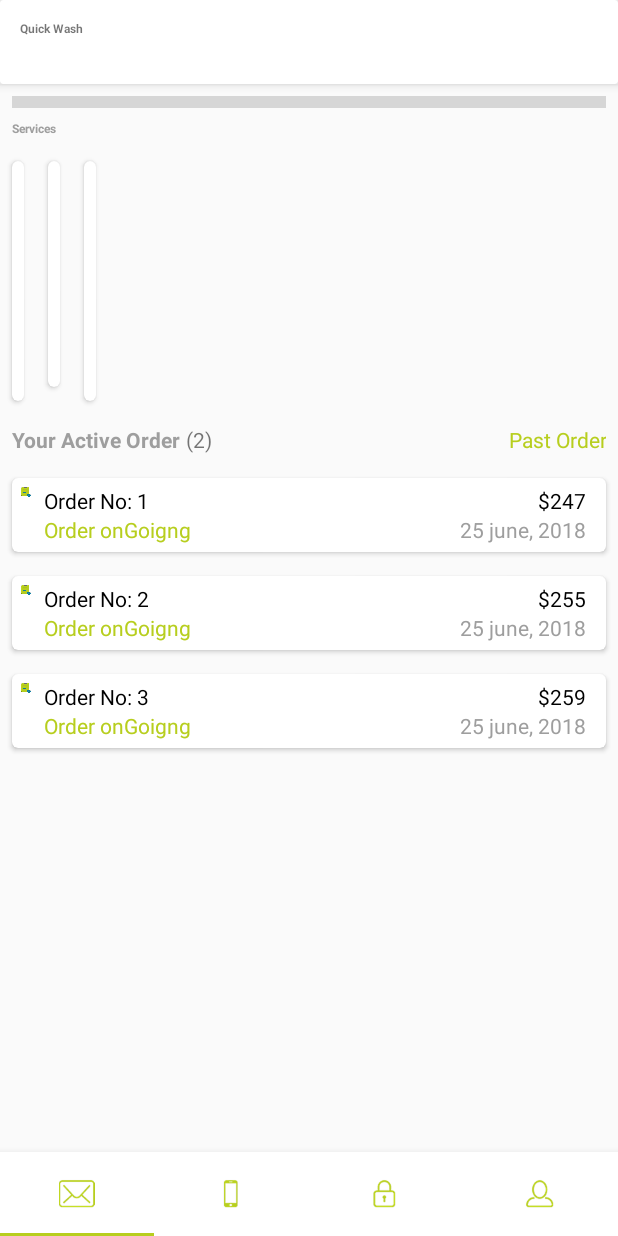
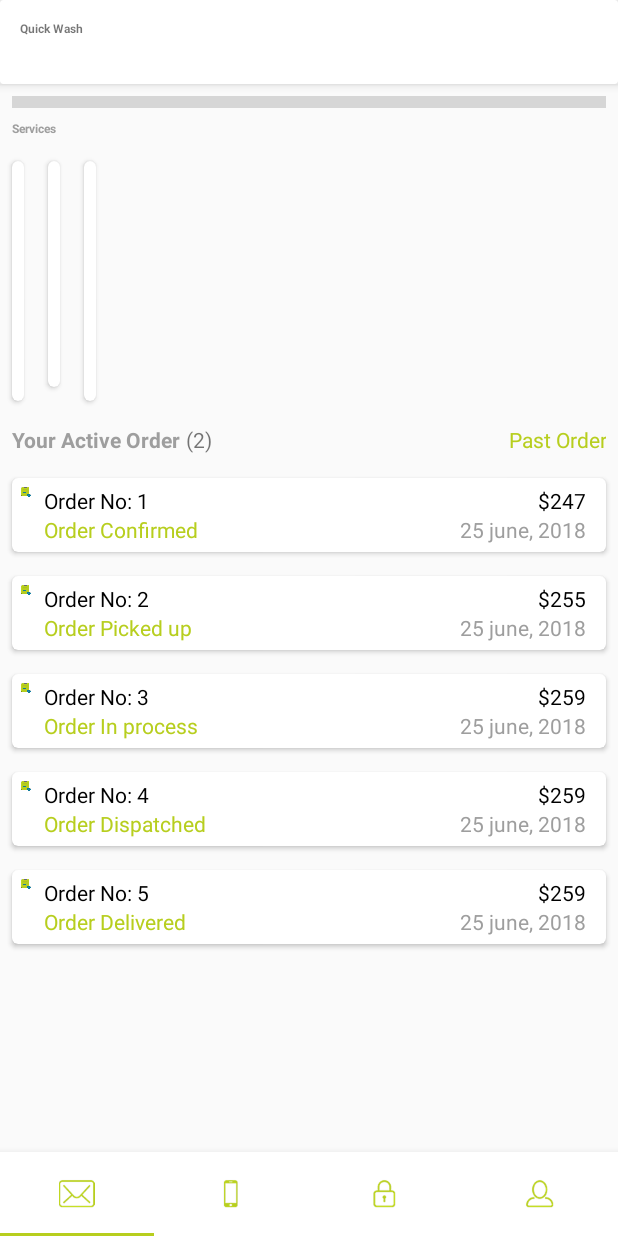
Before and after one commit to rimonrpallan3/Laundary, an Android app: the HomePage screen opened directly, with no data from a screen before it, on a phone screen of 412 x 824 dp. Run offline under Robolectric (Android 15) with nearby library versions, the phone set to English and light mode, and no system bars; our stand-ins replace Picasso; libraries missing offline, so code that uses them is left out: com.viewpagerindicator, com.yarolegovich.discretescrollview; plain views replace CirclePageIndicator, SliderLayout; pictures from the network do not load; 4 statements that could not run were skipped; grey boxes are pictures that could not be loaded.

Commit message:
orderList cahge

```diff
--- a/app/src/main/java/com/voyager/laundry/fragment/homepage/HomePage.java
+++ b/app/src/main/java/com/voyager/laundry/fragment/homepage/HomePage.java
@@ -127,15 +127,21 @@ public class HomePage extends Fragment implements
 
     private void populateOrderList(){
         OrderList firstOrder = new OrderList("https://www.gstatic.com/webp/gallery/4.sm.jpg",
-                1,"onGoigng" ,
+                1,"Confirmed" ,
                 "247","25 june, 2018",R.drawable.order_confirmed);
         OrderList secondOrder = new OrderList("https://www.gstatic.com/webp/gallery/4.sm.jpg",
-                2,"onGoigng" ,"255","25 june, 2018",R.drawable.order_confirmed);
+                2,"Picked up" ,"255","25 june, 2018",R.drawable.order_confirmed);
         OrderList thirdOrder = new OrderList("https://www.gstatic.com/webp/gallery/4.sm.jpg",
-                3,"onGoigng" ,"259","25 june, 2018",R.drawable.order_confirmed);
+                3,"In process" ,"259","25 june, 2018",R.drawable.order_confirmed);
+        OrderList fourthOrder = new OrderList("https://www.gstatic.com/webp/gallery/4.sm.jpg",
+                4,"Dispatched" ,"259","25 june, 2018",R.drawable.order_confirmed);
+        OrderList fifthOrder = new OrderList("https://www.gstatic.com/webp/gallery/4.sm.jpg",
+                5,"Delivered" ,"259","25 june, 2018",R.drawable.order_confirmed);
         orderLists.add(firstOrder);
         orderLists.add(secondOrder);
         orderLists.add(thirdOrder);
+        orderLists.add(fourthOrder);
+        orderLists.add(fifthOrder);
         orderListAdapter.notifyDataSetChanged();
     }
 
```
